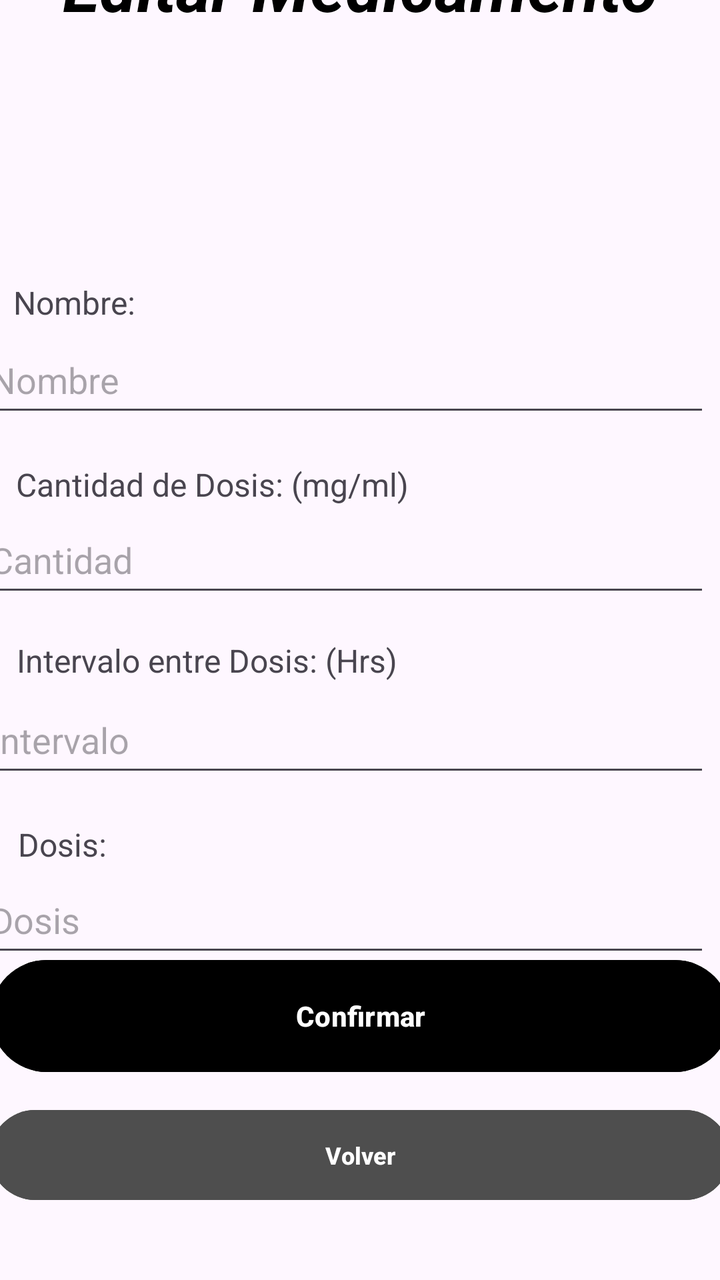
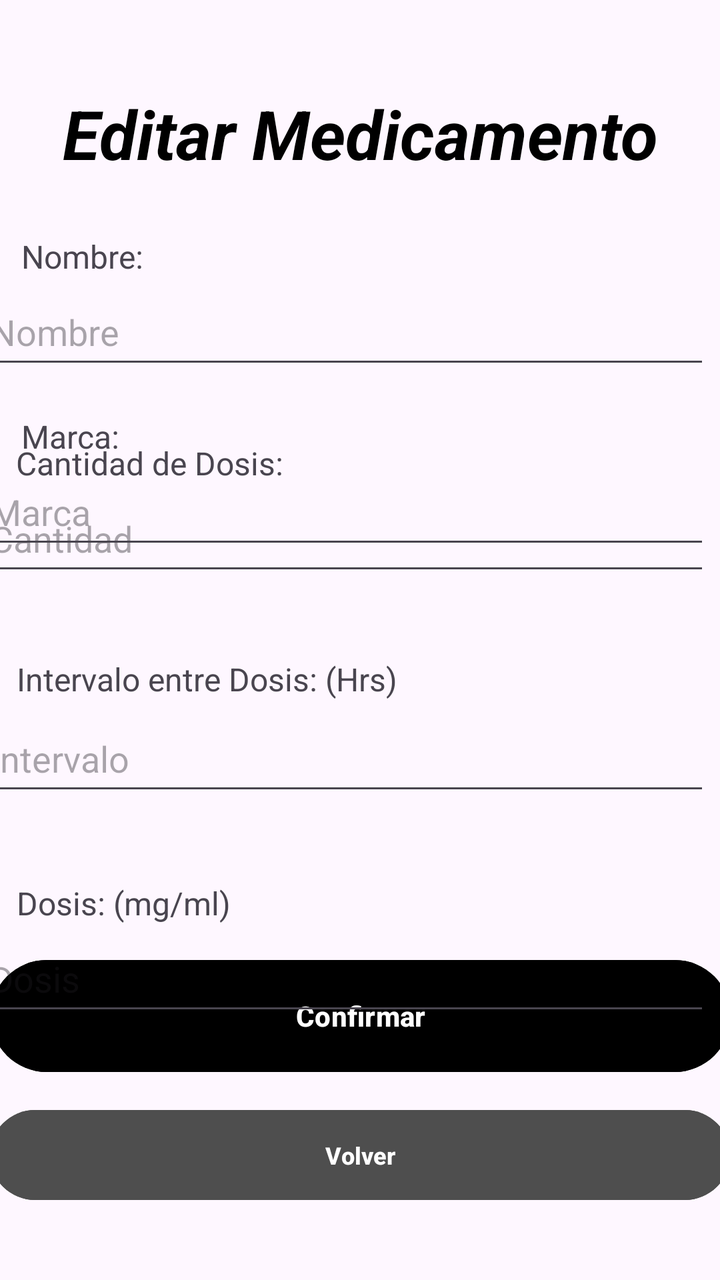

Before-and-after screenshots of an Android layout around one commit, followed by the original layout XML and the change that was made.
<!-- AndroidManifest.xml: application theme Theme.MobilesVC -->
<!-- res/layout/medicamento_edit_view.xml -->
<?xml version="1.0" encoding="utf-8"?>
<androidx.constraintlayout.widget.ConstraintLayout xmlns:android="http://schemas.android.com/apk/res/android"
    xmlns:app="http://schemas.android.com/apk/res-auto"
    xmlns:tools="http://schemas.android.com/tools"
    android:layout_width="match_parent"
    android:layout_height="match_parent">

    <TextView
        android:id="@+id/textView62"
        android:layout_width="100dp"
        android:layout_height="22dp"
        android:text="Dosis:"
        android:textSize="16sp"
        app:layout_constraintBottom_toTopOf="@+id/vDosisEdit"
        app:layout_constraintEnd_toEndOf="parent"
        app:layout_constraintHorizontal_bias="0.035"
        app:layout_constraintStart_toStartOf="parent" />

    <TextView
        android:id="@+id/textView61"
        android:layout_width="200dp"
        android:layout_height="22dp"
        android:layout_marginBottom="2dp"
        android:text="Intervalo entre Dosis: (Hrs)"
        android:textSize="16sp"
        app:layout_constraintBottom_toTopOf="@+id/vIntervaloMedicamentoEdit"
        app:layout_constraintEnd_toEndOf="parent"
        app:layout_constraintHorizontal_bias="0.052"
        app:layout_constraintStart_toStartOf="parent" />

    <TextView
        android:id="@+id/textView60"
        android:layout_width="200dp"
        android:layout_height="22dp"
        android:text="Cantidad de Dosis: (mg/ml)"
        android:textSize="16sp"
        app:layout_constraintBottom_toTopOf="@+id/vCantidadMedicamentoEdit"
        app:layout_constraintEnd_toEndOf="parent"
        app:layout_constraintHorizontal_bias="0.051"
        app:layout_constraintStart_toStartOf="parent" />

    <TextView
        android:id="@+id/textView59"
        android:layout_width="100dp"
        android:layout_height="22dp"
        android:layout_marginBottom="1dp"
        android:text="Nombre:"
        android:textSize="16sp"
        app:layout_constraintBottom_toTopOf="@+id/vNombreMedicamentoEdit"
        app:layout_constraintEnd_toEndOf="parent"
        app:layout_constraintHorizontal_bias="0.025"
        app:layout_constraintStart_toStartOf="parent" />

    <Button
        android:id="@+id/vEditMedicamento"
        android:layout_width="370dp"
        android:layout_height="64dp"
        android:layout_marginBottom="100dp"
        android:backgroundTint="#000000"
        android:paddingVertical="14dp"
        android:text="Confirmar"
        android:textStyle="bold"
        app:layout_constraintBottom_toBottomOf="parent"
        app:layout_constraintEnd_toEndOf="parent"
        app:layout_constraintHorizontal_bias="0.5"
        app:layout_constraintStart_toStartOf="parent" />

    <com.google.android.material.textfield.TextInputEditText
        android:id="@+id/vIntervaloMedicamentoEdit"
        android:layout_width="364dp"
        android:layout_height="50dp"
        android:layout_marginStart="16dp"
        android:layout_marginTop="20dp"
        android:layout_marginEnd="31dp"
        android:layout_marginBottom="20dp"
        android:clickable="true"
        android:hint="Intervalo"
        app:layout_constraintBottom_toTopOf="@+id/vDosisEdit"
        app:layout_constraintEnd_toEndOf="parent"
        app:layout_constraintStart_toStartOf="parent"
        app:layout_constraintTop_toBottomOf="@+id/vCantidadMedicamentoEdit" />

    <com.google.android.material.textfield.TextInputEditText
        android:id="@+id/vDosisEdit"
        android:layout_width="364dp"
        android:layout_height="50dp"
        android:layout_marginStart="16dp"
        android:layout_marginTop="20dp"
        android:layout_marginEnd="31dp"
        android:layout_marginBottom="91dp"
        android:clickable="true"
        android:hint="Dosis"
        app:layout_constraintBottom_toTopOf="@+id/vEditMedicamento"
        app:layout_constraintEnd_toEndOf="parent"
        app:layout_constraintStart_toStartOf="parent"
        app:layout_constraintTop_toBottomOf="@+id/vIntervaloMedicamentoEdit" />

    <TextView
        android:id="@+id/textView12"
        android:layout_width="wrap_content"
        android:layout_height="wrap_content"
        android:layout_marginStart="93dp"
        android:layout_marginTop="68dp"
        android:layout_marginEnd="93dp"
        android:layout_marginBottom="74dp"
        android:fontFamily="sans-serif"
        android:text="Editar Medicamento"
        android:textColor="#000000"
        android:textSize="34sp"
        android:textStyle="bold|italic"
        app:layout_constraintBottom_toTopOf="@+id/vNombreMedicamentoEdit"
        app:layout_constraintEnd_toEndOf="parent"
        app:layout_constraintHorizontal_bias="0.5"
        app:layout_constraintStart_toStartOf="parent"
        app:layout_constraintTop_toTopOf="parent"
        tools:textSize="26sp" />

    <Button
        android:id="@+id/vVolverMedicamentoEdit"
        android:layout_width="370dp"
        android:layout_height="53dp"
        android:layout_marginHorizontal="24dp"
        android:layout_marginStart="20dp"
        android:layout_marginTop="11dp"
        android:layout_marginEnd="21dp"
        android:layout_marginBottom="36dp"
        android:backgroundTint="#4E4E4E"
        android:paddingVertical="10dp"
        android:text="Volver"
        android:textSize="12sp"
        android:textStyle="bold"
        android:visibility="visible"
        app:layout_constraintBottom_toBottomOf="parent"
        app:layout_constraintEnd_toEndOf="parent"
        app:layout_constraintStart_toStartOf="parent"
        app:layout_constraintTop_toBottomOf="@+id/vEditMedicamento" />

    <com.google.android.material.textfield.TextInputEditText
        android:id="@+id/vCantidadMedicamentoEdit"
        android:layout_width="364dp"
        android:layout_height="50dp"
        android:layout_marginStart="16dp"
        android:layout_marginTop="20dp"
        android:layout_marginEnd="31dp"
        android:layout_marginBottom="20dp"
        android:clickable="true"
        android:hint="Cantidad"
        app:layout_constraintBottom_toTopOf="@+id/vIntervaloMedicamentoEdit"
        app:layout_constraintEnd_toEndOf="parent"
        app:layout_constraintStart_toStartOf="parent"
        app:layout_constraintTop_toBottomOf="@+id/vNombreMedicamentoEdit" />

    <com.google.android.material.textfield.TextInputEditText
        android:id="@+id/vNombreMedicamentoEdit"
        android:layout_width="364dp"
        android:layout_height="50dp"
        android:layout_marginStart="16dp"
        android:layout_marginTop="74dp"
        android:layout_marginEnd="31dp"
        android:layout_marginBottom="20dp"
        android:clickable="true"
        android:hint="Nombre"
        app:layout_constraintBottom_toTopOf="@+id/vCantidadMedicamentoEdit"
        app:layout_constraintEnd_toEndOf="parent"
        app:layout_constraintStart_toStartOf="parent"
        app:layout_constraintTop_toBottomOf="@+id/textView12" />
</androidx.constraintlayout.widget.ConstraintLayout>
<!-- resources referenced by this layout -->
<resources>
  <style name="Theme.MobilesVC" parent="Base.Theme.MobilesVC" />
  <style name="Base.Theme.MobilesVC" parent="Theme.Material3.DayNight.NoActionBar">
          
          
      </style>
</resources>

<!-- the commit's change to res/layout/medicamento_edit_view.xml (unified diff, before → after) -->
@@ -5,11 +5,36 @@
     android:layout_width="match_parent"
     android:layout_height="match_parent">
 
+    <com.google.android.material.textfield.TextInputEditText
+        android:id="@+id/vNombreMedicamentoEdit"
+        android:layout_width="364dp"
+        android:layout_height="50dp"
+        android:layout_marginStart="16dp"
+        android:layout_marginTop="50dp"
+        android:layout_marginEnd="31dp"
+        android:clickable="true"
+        android:hint="Nombre"
+        app:layout_constraintEnd_toEndOf="parent"
+        app:layout_constraintHorizontal_bias="0.5"
+        app:layout_constraintStart_toStartOf="parent"
+        app:layout_constraintTop_toBottomOf="@+id/textView12" />
+
+    <TextView
+        android:id="@+id/textView75"
+        android:layout_width="100dp"
+        android:layout_height="22dp"
+        android:text="Nombre:"
+        android:textSize="16sp"
+        app:layout_constraintBottom_toTopOf="@+id/vNombreMedicamentoEdit"
+        app:layout_constraintEnd_toEndOf="parent"
+        app:layout_constraintHorizontal_bias="0.041"
+        app:layout_constraintStart_toStartOf="parent" />
+
     <TextView
         android:id="@+id/textView62"
-        android:layout_width="100dp"
+        android:layout_width="120dp"
         android:layout_height="22dp"
-        android:text="Dosis:"
+        android:text="Dosis: (mg/ml)"
         android:textSize="16sp"
         app:layout_constraintBottom_toTopOf="@+id/vDosisEdit"
         app:layout_constraintEnd_toEndOf="parent"
@@ -32,23 +57,11 @@
         android:id="@+id/textView60"
         android:layout_width="200dp"
         android:layout_height="22dp"
-        android:text="Cantidad de Dosis: (mg/ml)"
+        android:text="Cantidad de Dosis:"
         android:textSize="16sp"
         app:layout_constraintBottom_toTopOf="@+id/vCantidadMedicamentoEdit"
         app:layout_constraintEnd_toEndOf="parent"
         app:layout_constraintHorizontal_bias="0.051"
-        app:layout_constraintStart_toStartOf="parent" />
-
-    <TextView
-        android:id="@+id/textView59"
-        android:layout_width="100dp"
-        android:layout_height="22dp"
-        android:layout_marginBottom="1dp"
-        android:text="Nombre:"
-        android:textSize="16sp"
-        app:layout_constraintBottom_toTopOf="@+id/vNombreMedicamentoEdit"
-        app:layout_constraintEnd_toEndOf="parent"
-        app:layout_constraintHorizontal_bias="0.025"
         app:layout_constraintStart_toStartOf="parent" />
 
     <Button
@@ -70,11 +83,13 @@
         android:layout_width="364dp"
         android:layout_height="50dp"
         android:layout_marginStart="16dp"
-        android:layout_marginTop="20dp"
+        android:layout_marginTop="40dp"
         android:layout_marginEnd="31dp"
         android:layout_marginBottom="20dp"
         android:clickable="true"
         android:hint="Intervalo"
+        android:inputType="number|numberDecimal"
+        android:maxLength="5"
         app:layout_constraintBottom_toTopOf="@+id/vDosisEdit"
         app:layout_constraintEnd_toEndOf="parent"
         app:layout_constraintStart_toStartOf="parent"
@@ -85,11 +100,13 @@
         android:layout_width="364dp"
         android:layout_height="50dp"
         android:layout_marginStart="16dp"
-        android:layout_marginTop="20dp"
+        android:layout_marginTop="40dp"
         android:layout_marginEnd="31dp"
-        android:layout_marginBottom="91dp"
+        android:layout_marginBottom="40dp"
         android:clickable="true"
         android:hint="Dosis"
+        android:inputType="number|numberDecimal"
+        android:maxLength="4"
         app:layout_constraintBottom_toTopOf="@+id/vEditMedicamento"
         app:layout_constraintEnd_toEndOf="parent"
         app:layout_constraintStart_toStartOf="parent"
@@ -100,15 +117,13 @@
         android:layout_width="wrap_content"
         android:layout_height="wrap_content"
         android:layout_marginStart="93dp"
-        android:layout_marginTop="68dp"
+        android:layout_marginTop="44dp"
         android:layout_marginEnd="93dp"
-        android:layout_marginBottom="74dp"
         android:fontFamily="sans-serif"
         android:text="Editar Medicamento"
         android:textColor="#000000"
         android:textSize="34sp"
         android:textStyle="bold|italic"
-        app:layout_constraintBottom_toTopOf="@+id/vNombreMedicamentoEdit"
         app:layout_constraintEnd_toEndOf="parent"
         app:layout_constraintHorizontal_bias="0.5"
         app:layout_constraintStart_toStartOf="parent"
@@ -140,28 +155,40 @@
         android:layout_width="364dp"
         android:layout_height="50dp"
         android:layout_marginStart="16dp"
-        android:layout_marginTop="20dp"
+        android:layout_marginTop="40dp"
         android:layout_marginEnd="31dp"
         android:layout_marginBottom="20dp"
         android:clickable="true"
         android:hint="Cantidad"
+        android:inputType="number"
+        android:maxLength="2"
         app:layout_constraintBottom_toTopOf="@+id/vIntervaloMedicamentoEdit"
         app:layout_constraintEnd_toEndOf="parent"
         app:layout_constraintStart_toStartOf="parent"
-        app:layout_constraintTop_toBottomOf="@+id/vNombreMedicamentoEdit" />
+        app:layout_constraintTop_toBottomOf="@+id/vMarcaEdit" />
 
     <com.google.android.material.textfield.TextInputEditText
-        android:id="@+id/vNombreMedicamentoEdit"
+        android:id="@+id/vMarcaEdit"
         android:layout_width="364dp"
         android:layout_height="50dp"
         android:layout_marginStart="16dp"
-        android:layout_marginTop="74dp"
+        android:layout_marginTop="40dp"
         android:layout_marginEnd="31dp"
-        android:layout_marginBottom="20dp"
         android:clickable="true"
-        android:hint="Nombre"
-        app:layout_constraintBottom_toTopOf="@+id/vCantidadMedicamentoEdit"
+        android:hint="Marca"
         app:layout_constraintEnd_toEndOf="parent"
+        app:layout_constraintHorizontal_bias="0.5"
         app:layout_constraintStart_toStartOf="parent"
-        app:layout_constraintTop_toBottomOf="@+id/textView12" />
+        app:layout_constraintTop_toBottomOf="@+id/vNombreMedicamentoEdit" />
+
+    <TextView
+        android:id="@+id/textView59"
+        android:layout_width="100dp"
+        android:layout_height="22dp"
+        android:text="Marca:"
+        android:textSize="16sp"
+        app:layout_constraintBottom_toTopOf="@+id/vMarcaEdit"
+        app:layout_constraintEnd_toEndOf="parent"
+        app:layout_constraintHorizontal_bias="0.041"
+        app:layout_constraintStart_toStartOf="parent" />
 </androidx.constraintlayout.widget.ConstraintLayout>
